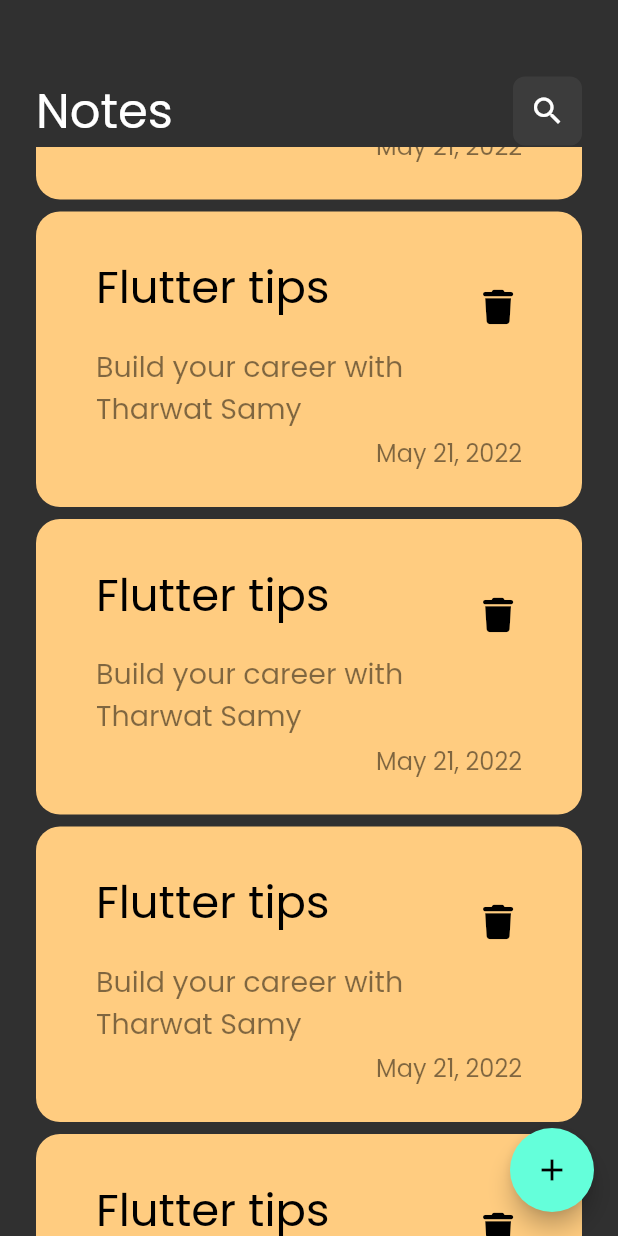
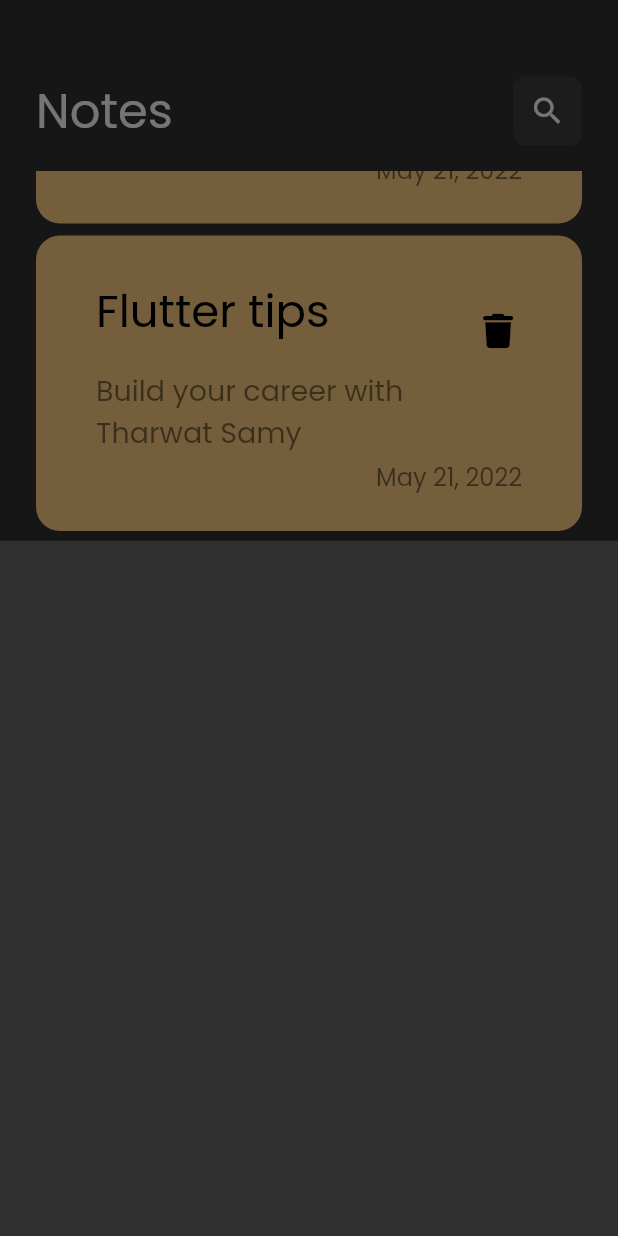
Before and after one commit to AmeerHz/notes_app, a Flutter app: the screen it shows after launch, scrolled down 576 dp, after a tap on the "add" icon, on a phone screen of 412 x 824 dp. Run offline on Flutter 3.47's test engine with Material 2 defaults, Android fonts, the light colour scheme and no system bars; our stand-ins replace font_awesome_flutter.

Commit message:
add note bottom sheet

```diff
--- a/lib/views/notes_view.dart
+++ b/lib/views/notes_view.dart
@@ -1,4 +1,5 @@
 import 'package:flutter/material.dart';
+import 'package:notes_app/views/widgets/add_note_bottom_sheet.dart';
 import 'package:notes_app/views/widgets/notes_view_body.dart';
 
 class NotesView extends StatelessWidget {
@@ -8,7 +9,13 @@
   Widget build(BuildContext context) {
     return Scaffold(
       floatingActionButton: FloatingActionButton(
-        onPressed: () {},
+        onPressed: () {
+          showModalBottomSheet(
+              context: context,
+              builder: (context) {
+                return const AddNoteBottomSheet();
+              });
+        },
         child: const Icon(Icons.add),
       ),
       body: const NotesViewBody(),
--- /dev/null
+++ b/lib/views/widgets/add_note_bottom_sheet.dart
@@ -0,0 +1,10 @@
+import 'package:flutter/material.dart';
+
+class AddNoteBottomSheet extends StatelessWidget {
+  const AddNoteBottomSheet({super.key});
+
+  @override
+  Widget build(BuildContext context) {
+    return Container();
+  }
+}
--- a/lib/views/widgets/notes_list_view.dart
+++ b/lib/views/widgets/notes_list_view.dart
@@ -7,11 +7,16 @@
 
   @override
   Widget build(BuildContext context) {
-    return ListView.builder(itemBuilder: (context, index) {
-      return const Padding(
-        padding: EdgeInsets.symmetric(vertical: 4),
-        child: CustomNoteItem(),
-      );
-    });
+    return Padding(
+      padding: const EdgeInsets.symmetric(vertical: 16),
+      child: ListView.builder(
+        padding: EdgeInsets.zero,
+        itemBuilder: (context, index) {
+        return const Padding(
+          padding: EdgeInsets.symmetric(vertical: 4),
+          child: CustomNoteItem(),
+        );
+      }),
+    );
   }
 }
```
